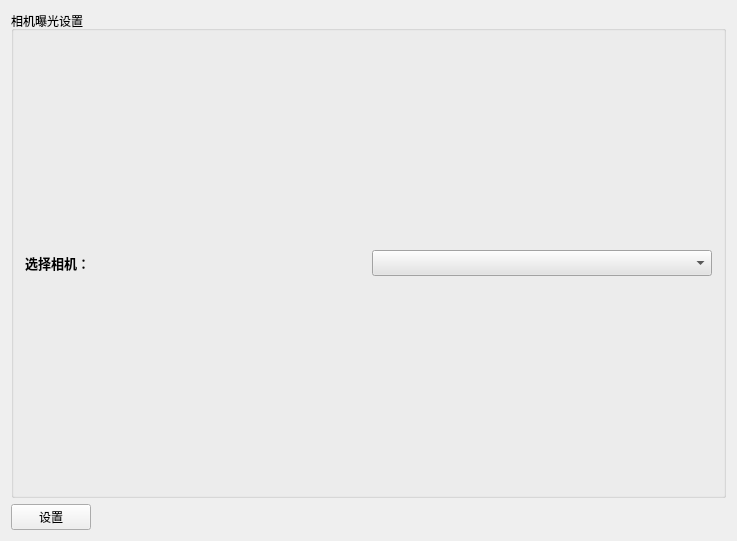
Qt form HXQ/Widgets/camera2Widget.ui (galepai/HXQ) before a commit.
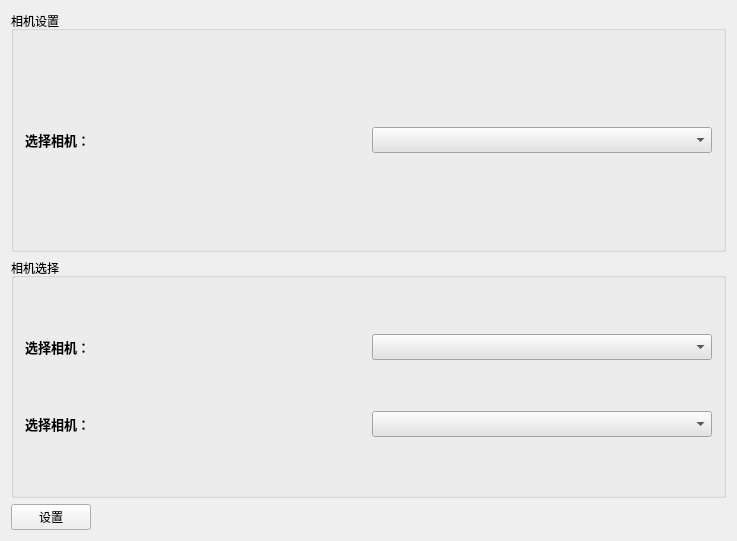
The same form after that commit.

Commit message: add Configure.xml and update CameraWidget

What changed in the file:
```diff
--- a/HXQ/Widgets/camera2Widget.ui
+++ b/HXQ/Widgets/camera2Widget.ui
@@ -23,7 +23,7 @@
       </sizepolicy>
      </property>
      <property name="title">
-      <string>相机曝光设置</string>
+      <string>相机设置</string>
      </property>
      <layout class="QVBoxLayout" name="verticalLayout">
       <item>
@@ -84,6 +84,131 @@
      </layout>
     </widget>
    </item>
+   <item>
+    <widget class="QGroupBox" name="groupBox_2">
+     <property name="sizePolicy">
+      <sizepolicy hsizetype="Preferred" vsizetype="Preferred">
+       <horstretch>0</horstretch>
+       <verstretch>0</verstretch>
+      </sizepolicy>
+     </property>
+     <property name="title">
+      <string>相机选择</string>
+     </property>
+     <layout class="QVBoxLayout" name="verticalLayout_select" stretch="0,0">
+      <item>
+       <layout class="QHBoxLayout" name="horizontalLayout_2">
+        <item>
+         <widget class="QLabel" name="label_topCamera">
+          <property name="maximumSize">
+           <size>
+            <width>16777215</width>
+            <height>100</height>
+           </size>
+          </property>
+          <property name="font">
+           <font>
+            <family>Arial Black</family>
+            <pointsize>10</pointsize>
+            <weight>75</weight>
+            <bold>true</bold>
+           </font>
+          </property>
+          <property name="text">
+           <string>选择相机：</string>
+          </property>
+         </widget>
+        </item>
+        <item>
+         <widget class="QComboBox" name="comboBox_topCamera">
+          <property name="sizePolicy">
+           <sizepolicy hsizetype="Preferred" vsizetype="Fixed">
+            <horstretch>0</horstretch>
+            <verstretch>0</verstretch>
+           </sizepolicy>
+          </property>
+          <property name="font">
+           <font>
+            <family>Arial Black</family>
+            <pointsize>10</pointsize>
+            <weight>75</weight>
+            <bold>true</bold>
+           </font>
+          </property>
+          <property name="layoutDirection">
+           <enum>Qt::LeftToRight</enum>
+          </property>
+          <property name="styleSheet">
+           <string notr="true">background-color: rgb(227, 227, 227);</string>
+          </property>
+          <property name="currentText">
+           <string/>
+          </property>
+          <property name="sizeAdjustPolicy">
+           <enum>QComboBox::AdjustToContentsOnFirstShow</enum>
+          </property>
+         </widget>
+        </item>
+       </layout>
+      </item>
+      <item>
+       <layout class="QHBoxLayout" name="horizontalLayout_4">
+        <item>
+         <widget class="QLabel" name="label_sideCamera">
+          <property name="maximumSize">
+           <size>
+            <width>16777215</width>
+            <height>100</height>
+           </size>
+          </property>
+          <property name="font">
+           <font>
+            <family>Arial Black</family>
+            <pointsize>10</pointsize>
+            <weight>75</weight>
+            <bold>true</bold>
+           </font>
+          </property>
+          <property name="text">
+           <string>选择相机：</string>
+          </property>
+         </widget>
+        </item>
+        <item>
+         <widget class="QComboBox" name="comboBox_sideCamera">
+          <property name="sizePolicy">
+           <sizepolicy hsizetype="Preferred" vsizetype="Fixed">
+            <horstretch>0</horstretch>
+            <verstretch>0</verstretch>
+           </sizepolicy>
+          </property>
+          <property name="font">
+           <font>
+            <family>Arial Black</family>
+            <pointsize>10</pointsize>
+            <weight>75</weight>
+            <bold>true</bold>
+           </font>
+          </property>
+          <property name="layoutDirection">
+           <enum>Qt::LeftToRight</enum>
+          </property>
+          <property name="styleSheet">
+           <string notr="true">background-color: rgb(227, 227, 227);</string>
+          </property>
+          <property name="currentText">
+           <string/>
+          </property>
+          <property name="sizeAdjustPolicy">
+           <enum>QComboBox::AdjustToContentsOnFirstShow</enum>
+          </property>
+         </widget>
+        </item>
+       </layout>
+      </item>
+     </layout>
+    </widget>
+   </item>
    <item>
     <layout class="QHBoxLayout" name="horizontalLayout_3">
      <item>
```
Left out of the diff: 2 changed lines with no effect on the pictures. The commit also changes 9 other files.
